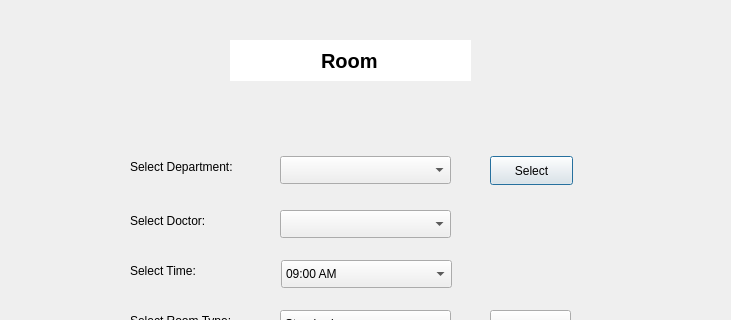
Before: the Qt Designer form bookroomwindow.ui in KirolousFouty/Hospital_Project, drawn with Qt 5; both pictures show x 0 to 731 and y 0 to 320 of the 731 by 565 pixel window.
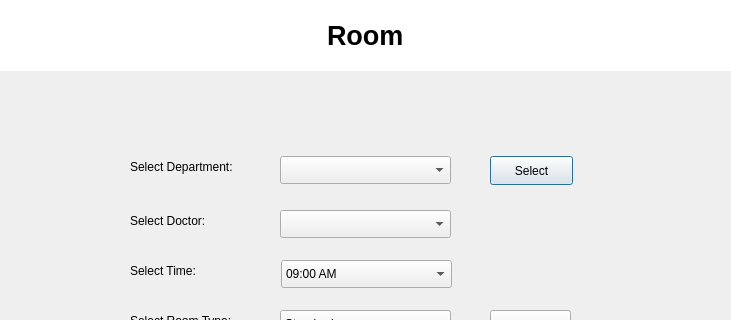
After: the same form once the commit is applied.

The edit to the form file:
```diff
--- a/bookroomwindow.ui
+++ b/bookroomwindow.ui
@@ -16,15 +16,15 @@
   <widget class="QLineEdit" name="roomTitle">
    <property name="geometry">
     <rect>
-     <x>230</x>
-     <y>40</y>
-     <width>241</width>
-     <height>41</height>
+     <x>0</x>
+     <y>0</y>
+     <width>731</width>
+     <height>71</height>
     </rect>
    </property>
    <property name="font">
     <font>
-     <pointsize>15</pointsize>
+     <pointsize>20</pointsize>
      <bold>true</bold>
     </font>
    </property>
```
